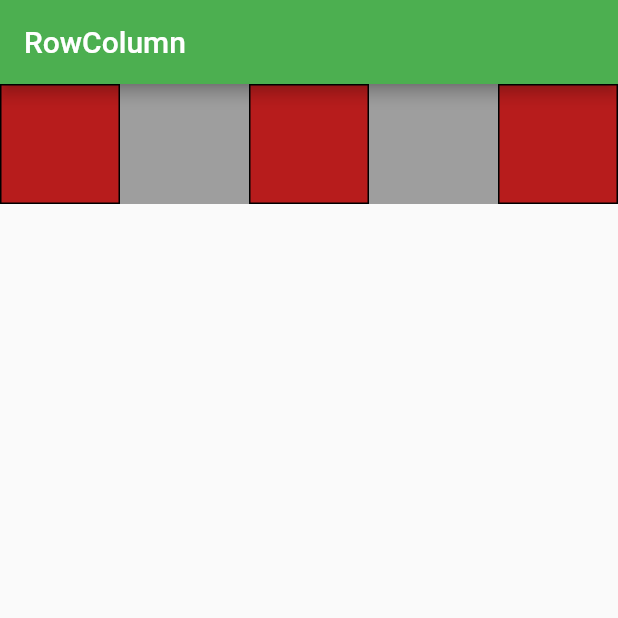
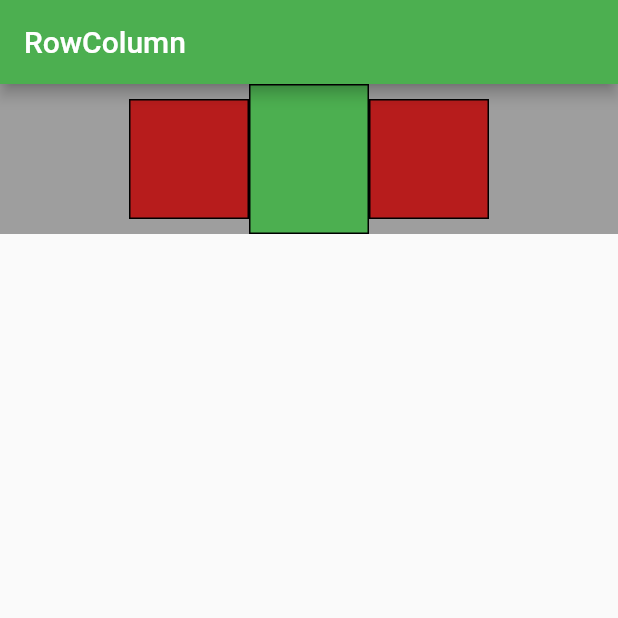
Before and after one commit to DoomHopes/flutter_test_project, a Flutter app: the screen it shows after launch, on a phone screen of 412 x 824 dp, the top half of it. Run offline on Flutter 3.47's test engine with Material 2 defaults, Android fonts, the phone set to English and light mode, and no system bars.

Commit message:
some changes

```diff
--- a/lib/row_column.dart
+++ b/lib/row_column.dart
@@ -10,10 +10,11 @@ class MyRowColumn extends StatelessWidget {
         child: Row(
           // тоже самое и с Column
           mainAxisSize: MainAxisSize.max,
-          mainAxisAlignment: MainAxisAlignment.spaceBetween,
+          mainAxisAlignment: MainAxisAlignment.center,
+          crossAxisAlignment: CrossAxisAlignment.center,
           children: <Widget>[
             ColorBox(),
-            ColorBox(),
+            BiggerColorBox(),
             ColorBox(),
           ],
         ),
```
